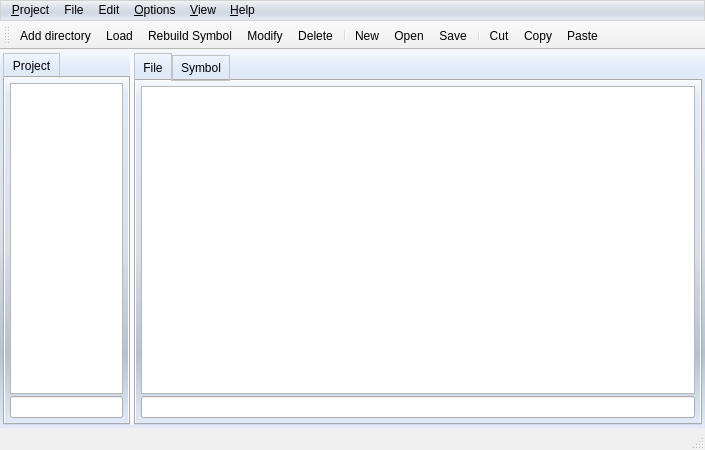
First picture: the form in Resources/Forms/mainWindow.ui, repository ychclone/blink, before the edit.
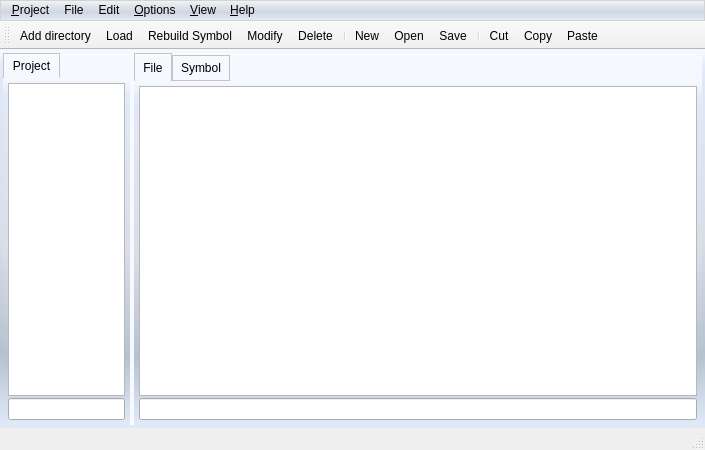
Second picture: the form after the edit. Icons and pictures are not drawn. Custom widgets are drawn as their Qt base class.

Diff of the .ui file:
```diff
--- a/Resources/Forms/mainWindow.ui
+++ b/Resources/Forms/mainWindow.ui
@@ -24,6 +24,10 @@
 	border: 1px solid lightgrey;
 } 
 
+QTabWidget::pane {
+	background: white;
+} 
+
 QTabBar::tab {
     background: qlineargradient(x1: 0, y1: 0, x2: 0, y2: 1,
                                 stop: 0 #E1E1E1, stop: 0.4 #DDDDDD,
@@ -50,6 +54,10 @@
 	padding-right: 8px;
 }
 
+QSplitter {
+	background: qlineargradient(x1:0, y1:0, x2:0, y2:1, stop:0 #f6f9fe, stop:1 #e1eaf9);
+}
+
 QSplitter::handle {
 	background: ghostwhite;
 }
```
Left out of the diff: 14 changed lines with no effect on the pictures.
